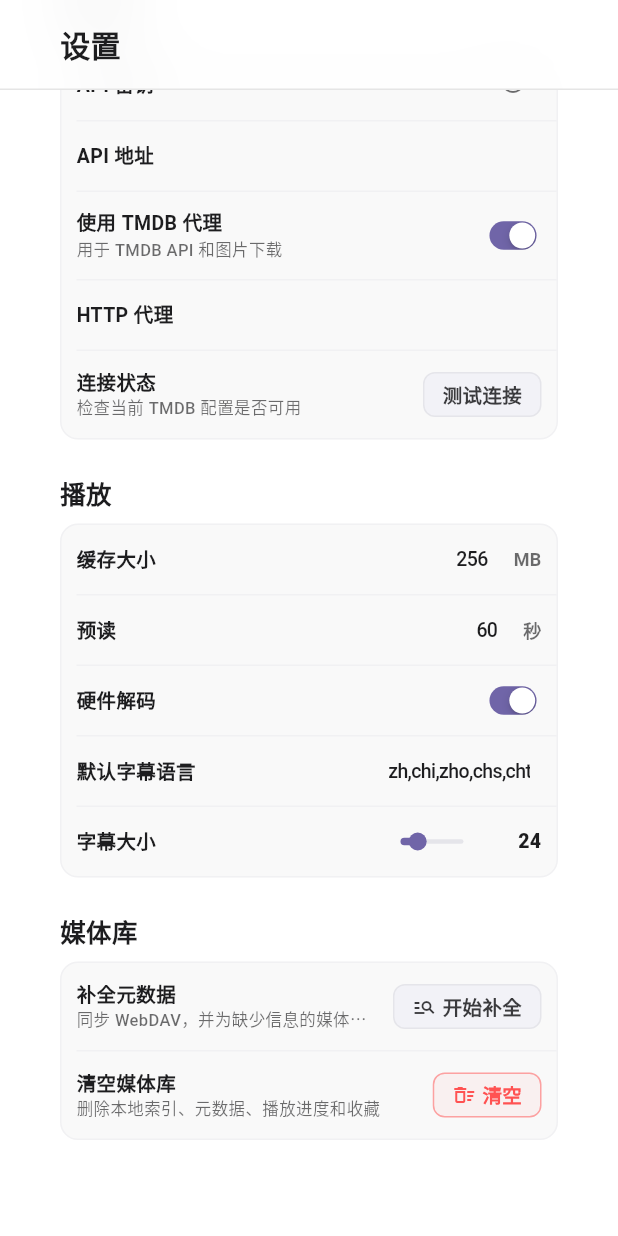
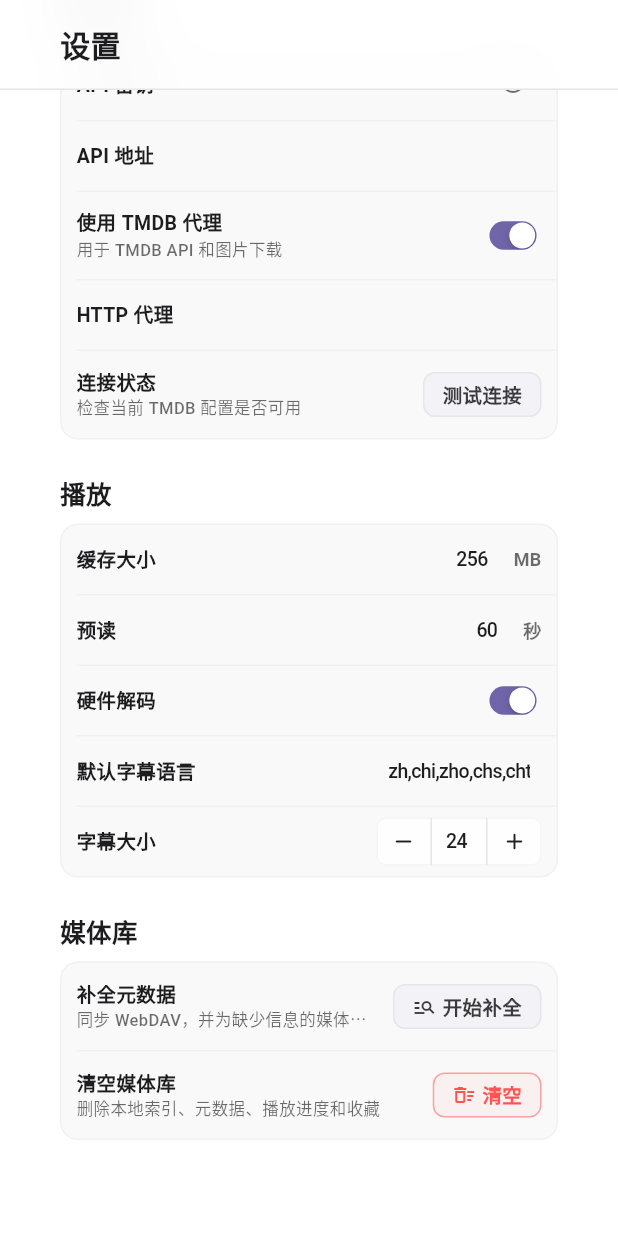
Before and after one commit to FENGYU-008/mochi_player, a Flutter app: the SettingsPage screen opened directly, scrolled down 456 dp, on a phone screen of 412 x 824 dp. Run offline on Flutter 3.47's test engine with Material 3 defaults, Android fonts, the phone set to English and light mode, and no system bars; our stand-ins replace cached_network_image, dio, flutter_cache_manager, go_router, isar, logger and 1 more; missing offline and left inert: media_kit, media_kit_video, webdav_client, window_manager; accounts and stored records are empty; generated files the repository leaves out were written again.

Commit message:
feat(ui): 新增数字输入组件并优化相关UI
新增AppInputNumber整数输入组件，支持步进调节、边界校验与输入归一化，添加到全局UI导出文件并配套完整测试。
重构AppResult反馈组件的图标逻辑，统一图标尺寸与颜色样式，移除手动图标尺寸配置。
更新文件浏览器空状态图标为folder_open_outlined，替换设置页面的字幕滑块为数字输入组件。
补充AppResult的图标样式测试，移除设置页面不再使用的SettingsSliderItem导入。

```diff
--- a/lib/core/ui/app_ui.dart
+++ b/lib/core/ui/app_ui.dart
@@ -7,6 +7,7 @@ export 'components/feedback/app_modal.dart';
 export 'components/feedback/app_progress_notice.dart';
 export 'components/feedback/app_result.dart';
 export 'components/input/app_input.dart';
+export 'components/input/app_input_number.dart';
 export 'components/input/app_search_input.dart';
 export 'components/input/app_segmented_control.dart';
 export 'components/input/app_select.dart';
--- /dev/null
+++ b/lib/core/ui/components/input/app_input_number.dart
@@ -0,0 +1,210 @@
+import 'package:flutter/cupertino.dart';
+import 'package:flutter/material.dart';
+import 'package:flutter/services.dart';
+import 'package:mochi_player/core/ui/components/basic/app_clickable_area.dart';
+import 'package:mochi_player/core/ui/theme/app_colors.dart';
+import 'package:mochi_player/core/ui/theme/app_control_metrics.dart';
+import 'package:mochi_player/core/ui/theme/app_radii.dart';
+import 'package:mochi_player/core/ui/theme/app_typography.dart';
+
+/// A bounded integer input with increment and decrement controls.
+///
+/// The value is controlled by the parent. The component owns its editing
+/// controller and normalizes incomplete or out-of-range input on focus loss.
+class AppInputNumber extends StatefulWidget {
+  const AppInputNumber({
+    super.key,
+    required this.value,
+    this.onChanged,
+    this.min,
+    this.max,
+    this.step = 1,
+    this.enabled = true,
+  }) : assert(step > 0),
+       assert(min == null || max == null || min <= max);
+
+  final int value;
+  final ValueChanged<int>? onChanged;
+  final int? min;
+  final int? max;
+  final int step;
+  final bool enabled;
+
+  @override
+  State<AppInputNumber> createState() => _AppInputNumberState();
+}
+
+class _AppInputNumberState extends State<AppInputNumber> {
+  static const double _height = 32;
+  static const double _buttonWidth = 36;
+
+  late final TextEditingController _controller;
+  late final FocusNode _focusNode;
+  bool _hasFocus = false;
+
+  bool get _isInteractive => widget.enabled && widget.onChanged != null;
+
+  int get _normalizedValue => _clamp(widget.value);
+
+  @override
+  void initState() {
+    super.initState();
+    _controller = TextEditingController(text: _normalizedValue.toString());
+    _focusNode = FocusNode()..addListener(_handleFocusChange);
+  }
+
+  @override
+  void didUpdateWidget(AppInputNumber oldWidget) {
+    super.didUpdateWidget(oldWidget);
+    if (oldWidget.value != widget.value && !_focusNode.hasFocus) {
+      _setText(_normalizedValue);
+    }
+    if (oldWidget.enabled && !widget.enabled && _focusNode.hasFocus) {
+      _focusNode.unfocus();
+    }
+  }
+
+  @override
+  void dispose() {
+    _focusNode
+      ..removeListener(_handleFocusChange)
+      ..dispose();
+    _controller.dispose();
+    super.dispose();
+  }
+
+  void _handleFocusChange() {
+    if (!_focusNode.hasFocus) _commitText();
+    if (mounted) setState(() => _hasFocus = _focusNode.hasFocus);
+  }
+
+  void _handleTextChanged(String value) {
+    final parsed = int.tryParse(value);
+    if (parsed == null) return;
+    final normalized = _clamp(parsed);
+    if (normalized == widget.value) return;
+    widget.onChanged?.call(normalized);
+  }
+
+  void _commitText() {
+    final parsed = int.tryParse(_controller.text);
+    final normalized = _clamp(parsed ?? widget.value);
+    _setText(normalized);
+    if (normalized != widget.value) widget.onChanged?.call(normalized);
+  }
+
+  void _adjust(int offset) {
+    if (!_isInteractive) return;
+    final next = _clamp(_normalizedValue + offset);
+    if (next == _normalizedValue) return;
+    _setText(next);
+    widget.onChanged?.call(next);
+  }
+
+  int _clamp(int value) => value.clamp(widget.min ?? value, widget.max ?? value).toInt();
+
+  void _setText(int value) {
+    final text = value.toString();
+    if (_controller.text == text) return;
+    _controller.value = TextEditingValue(
+      text: text,
+      selection: TextSelection.collapsed(offset: text.length),
+    );
+  }
+
+  @override
+  Widget build(BuildContext context) {
+    final primary = AppColors.primary(context);
+    final textColor = _isInteractive ? AppColors.textPrimary(context) : AppColors.textSecondary(context);
+    final borderColor = _hasFocus ? primary.withAlpha(215) : AppColors.separator(context).withAlpha(90);
+    final canDecrement = _isInteractive && (widget.min == null || _normalizedValue > widget.min!);
+    final canIncrement = _isInteractive && (widget.max == null || _normalizedValue < widget.max!);
+
+    return TweenAnimationBuilder<double>(
+      tween: Tween(end: _hasFocus ? 1 : 0),
+      duration: AppControlMetrics.stateAnimationDuration,
+      curve: Curves.easeOut,
+      builder: (context, focusProgress, child) => SizedBox(
+        height: _height,
+        child: DecoratedBox(
+          decoration: BoxDecoration(
+            color: _isInteractive ? AppColors.inputBackground(context) : AppColors.subtleSurface(context),
+            borderRadius: BorderRadius.circular(AppRadii.small),
+            border: Border.all(
+              color: Color.lerp(AppColors.separator(context).withAlpha(90), borderColor, focusProgress)!,
+            ),
+          ),
+          child: ClipRRect(
+            borderRadius: BorderRadius.circular(AppRadii.small),
+            clipBehavior: Clip.antiAlias,
+            child: child,
+          ),
+        ),
+      ),
+      child: Row(
+        children: [
+          _StepperButton(
+            icon: Icons.remove_rounded,
+            tooltip: '减少',
+            enabled: canDecrement,
+            onPressed: () => _adjust(-widget.step),
+          ),
+          VerticalDivider(width: 1, color: AppColors.separator(context)),
+          Expanded(
+            child: CupertinoTextField(
+              controller: _controller,
+              focusNode: _focusNode,
+              enabled: _isInteractive,
+              keyboardType: const TextInputType.numberWithOptions(signed: true),
+              inputFormatters: [FilteringTextInputFormatter.allow(RegExp(r'^-?\d*$'))],
+              onChanged: _handleTextChanged,
+              onSubmitted: (_) => _commitText(),
+              cursorColor: primary,
+              cursorHeight: 16,
+              textAlign: TextAlign.center,
+              textAlignVertical: TextAlignVertical.center,
+              padding: EdgeInsets.zero,
+              style: AppTypography.formValue.copyWith(color: textColor),
+              decoration: const BoxDecoration(color: Colors.transparent),
+            ),
+          ),
+          VerticalDivider(width: 1, color: AppColors.separator(context)),
+          _StepperButton(
+            icon: Icons.add_rounded,
+            tooltip: '增加',
+            enabled: canIncrement,
+            onPressed: () => _adjust(widget.step),
+          ),
+        ],
+      ),
+    );
+  }
+}
+
+class _StepperButton extends StatelessWidget {
+  const _StepperButton({required this.icon, required this.tooltip, required this.enabled, required this.onPressed});
+
+  final IconData icon;
+  final String tooltip;
+  final bool enabled;
+  final VoidCallback onPressed;
+
+  @override
+  Widget build(BuildContext context) {
+    return Tooltip(
+      message: tooltip,
+      child: AppClickableArea(
+        width: _AppInputNumberState._buttonWidth,
+        height: _AppInputNumberState._height,
+        onTap: enabled ? onPressed : null,
+        borderRadius: BorderRadius.zero,
+        hoverColor: AppColors.hoverSurface(context),
+        child: Icon(
+          icon,
+          size: 18,
+          color: enabled ? AppColors.textPrimary(context) : AppColors.textSecondary(context).withAlpha(90),
+        ),
+      ),
+    );
+  }
+}
--- a/lib/features/library/presentation/pages/file_browser_page.dart
+++ b/lib/features/library/presentation/pages/file_browser_page.dart
@@ -158,11 +158,7 @@ class _FileBrowserBody extends StatelessWidget {
       if (state.error != null) {
         return AppResult(status: AppResultStatus.error, title: '文件加载失败', subtitle: state.error);
       }
-      return const AppResult(
-        status: AppResultStatus.empty,
-        title: '此文件夹为空',
-        icon: Icon(Icons.folder_off_outlined, size: 44),
-      );
+      return const AppResult(status: AppResultStatus.empty, title: '此文件夹为空', icon: Icon(Icons.folder_open_outlined));
     }
     if (state.viewMode == FileBrowserViewMode.grid) return _buildGrid();
     return _buildList();
--- a/lib/features/settings/presentation/pages/settings_page.dart
+++ b/lib/features/settings/presentation/pages/settings_page.dart
@@ -9,7 +9,6 @@ import 'package:mochi_player/features/settings/application/app_settings_provider
 import 'package:mochi_player/features/settings/application/theme_provider.dart';
 import 'package:mochi_player/features/settings/domain/app_settings.dart';
 import 'package:mochi_player/features/settings/presentation/widgets/settings_section.dart';
-import 'package:mochi_player/features/settings/presentation/widgets/settings_slider_item.dart';
 import 'package:mochi_player/features/settings/presentation/widgets/settings_switch_item.dart';
 import 'package:mochi_player/features/settings/presentation/widgets/settings_text_field.dart';
 import 'package:provider/provider.dart';
@@ -311,23 +310,25 @@ class _SettingsPageState extends State<SettingsPage> {
             },
           ),
           SettingsTextField(controller: _subtitleLanguagePriorityController, label: '默认字幕语言'),
-          SettingsSliderItem(
+          AppFormItem(
             label: '字幕大小',
-            value: _subtitleFontSize,
+            control: Align(
+              alignment: Alignment.centerRight,
+              child: SizedBox(
+                width: 160,
+                child: AppInputNumber(
+                  value: _subtitleFontSize.round(),
                   min: 18,
                   max: 40,
-            displayValue: _subtitleFontSize.round().toString(),
                   onChanged: (value) {
                     setState(() {
-                _subtitleFontSize = value;
-              });
-            },
-            onChangeEnd: (value) {
-              setState(() {
-                _subtitleFontSize = value.roundToDouble();
+                      _subtitleFontSize = value.toDouble();
                     });
                     _scheduleAutoSave();
                   },
+                ),
+              ),
+            ),
           ),
         ],
       ),
```
Also changed, not shown: lib/core/ui/components/feedback/app_result.dart (+11 -4 lines), 2 other files. Lines whose indentation alone changed are shown as unchanged.
